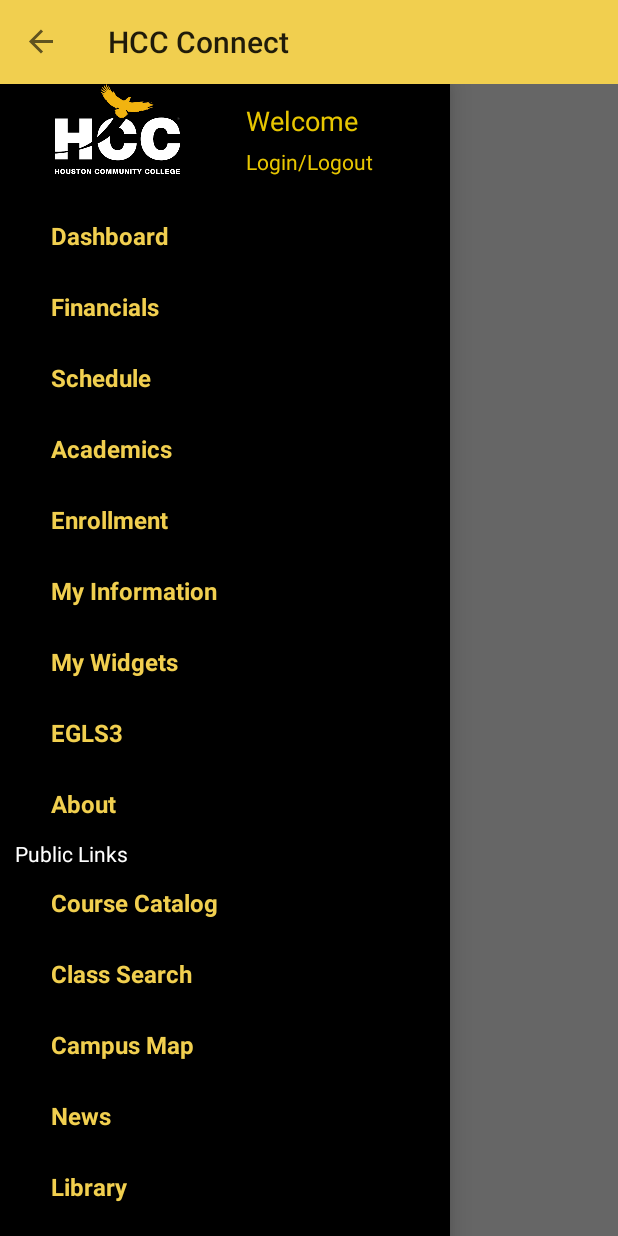
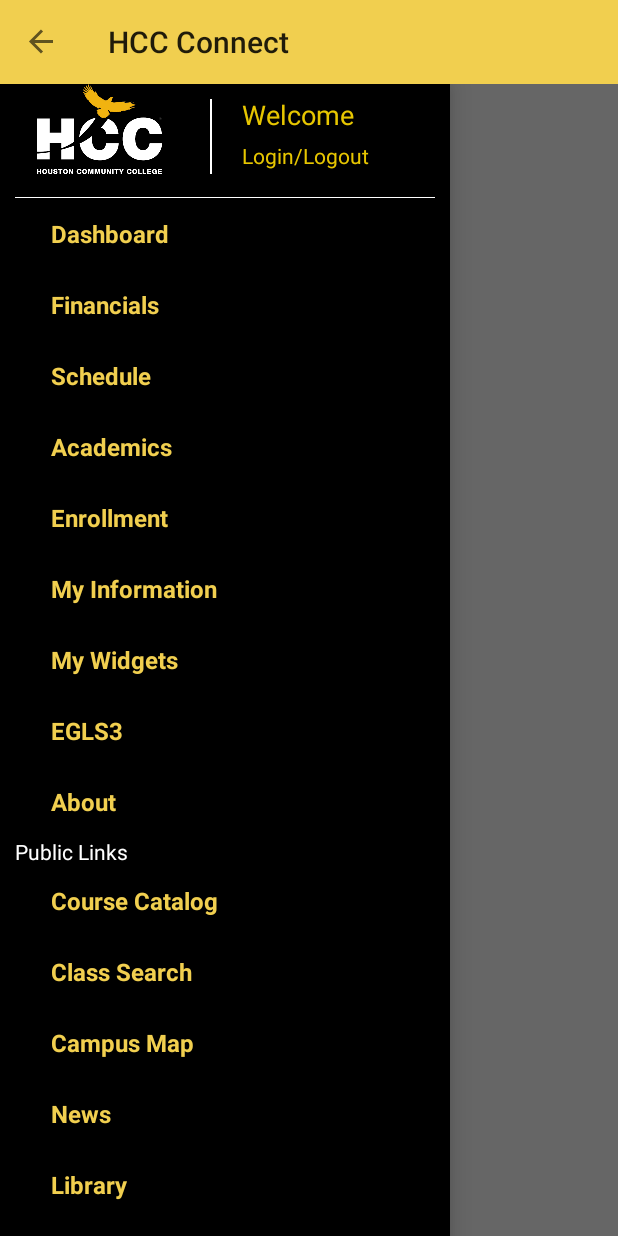
Before and after one commit to jakeibeemassa0908/HCC_Connect, an Android app: the screen it shows after launch (Dashboard), on a phone screen of 412 x 824 dp. Run offline under Robolectric (Android 15) with nearby library versions, the phone set to English and light mode, and no system bars.

Commit message:
Design improve

```diff
--- a/app/src/main/java/com/hccs/app/hccconnect/PlaceholderFragment.java
+++ b/app/src/main/java/com/hccs/app/hccconnect/PlaceholderFragment.java
@@ -127,7 +127,6 @@
                 //calendar
                 mUrl = mBaseUrl+"/index.php/app/services/athletics";
                 break;
-
             default:
                 mUrl=mBaseUrl;
         }
--- a/app/src/main/res/layout/drawer_list_header.xml
+++ b/app/src/main/res/layout/drawer_list_header.xml
@@ -1,6 +1,12 @@
 <?xml version="1.0" encoding="utf-8"?>
+<LinearLayout
+    xmlns:android="http://schemas.android.com/apk/res/android"
+    android:orientation="vertical"
+    android:layout_width="match_parent"
+    android:background="@color/black"
+    android:layout_height="80dp">
 
-<LinearLayout xmlns:android="http://schemas.android.com/apk/res/android"
+    <LinearLayout
         android:orientation="horizontal"
         android:layout_width="match_parent"
         android:background="@color/black"
@@ -8,10 +14,17 @@
 
         <ImageView
             android:layout_width="0dp"
-        android:layout_weight="6"
+            android:layout_weight="5"
             android:src="@drawable/hccwhite"
             android:layout_marginRight="7dp"
             android:layout_height="60dp" />
+        <View
+            android:layout_width="1dp"
+            android:layout_marginTop="10dp"
+            android:layout_marginRight="20dp"
+            android:layout_marginBottom="10dp"
+            android:layout_height="fill_parent"
+            android:background="@android:color/white"/>
 
         <LinearLayout
             android:layout_width="0dp"
@@ -41,3 +54,13 @@
         </LinearLayout>
 
     </LinearLayout>
+
+    <View
+        android:layout_width="match_parent"
+        android:layout_marginTop="5dp"
+        android:layout_marginRight="10dp"
+        android:layout_marginLeft="10dp"
+        android:layout_height="1dp"
+        android:background="@android:color/white"/>
+
+ </LinearLayout>
```
Also changed, not shown: app/src/main/java/com/hccs/app/hccconnect/Dashboard.java (+16 -2 lines). Lines whose indentation alone changed are shown as unchanged.
